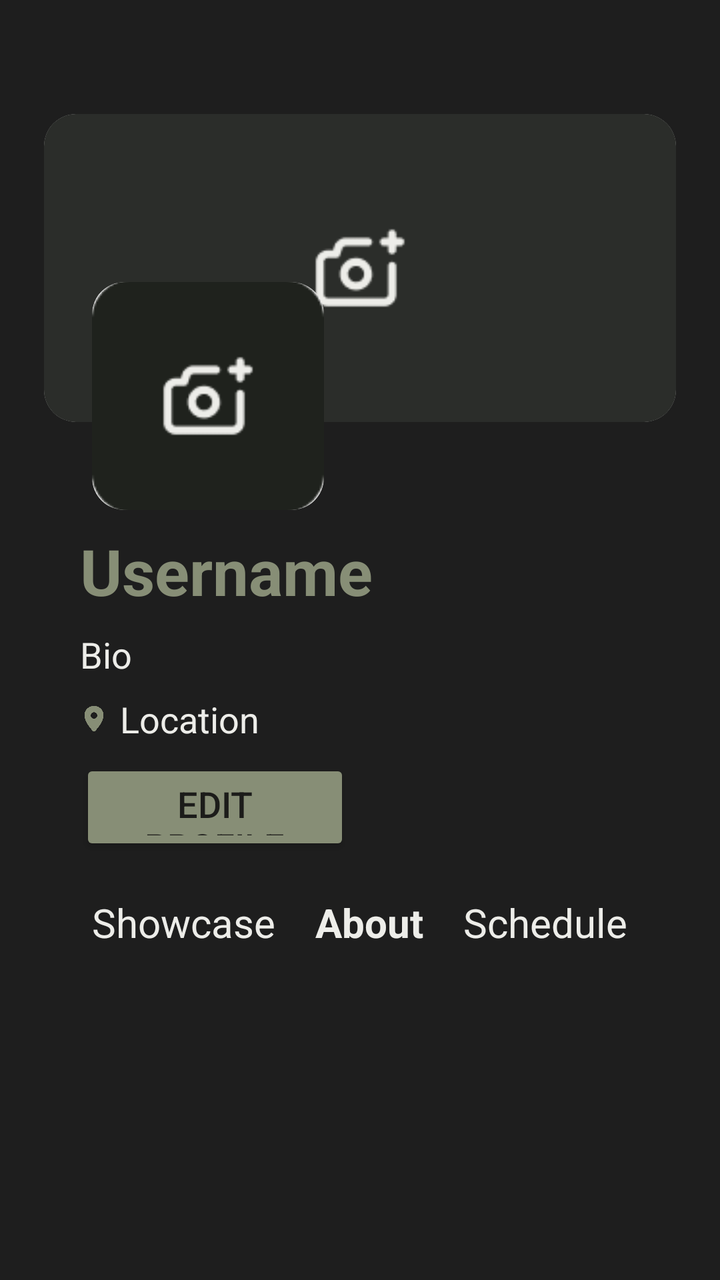
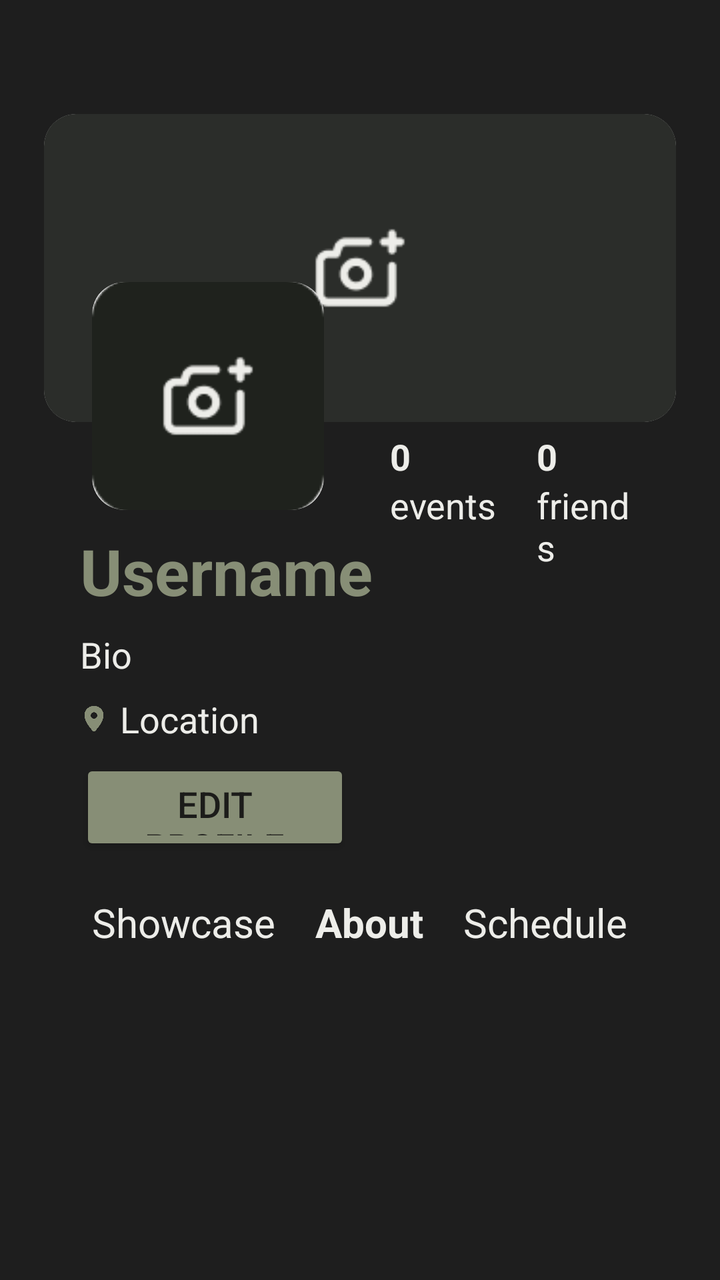

An Android layout rendered at two revisions. The XML below is the earlier revision; the diff shows what the commit changed to produce the second picture.
<!-- AndroidManifest.xml: application theme Theme.TheGreenRoom -->
<!-- res/layout/fragment_profile.xml -->
<?xml version="1.0" encoding="utf-8"?>
<FrameLayout xmlns:android="http://schemas.android.com/apk/res/android"
    xmlns:tools="http://schemas.android.com/tools"
    android:layout_width="match_parent"
    android:layout_height="match_parent"
    xmlns:app="http://schemas.android.com/apk/res-auto"
    android:background="#1e1e1e"
    android:paddingTop="54dp"
    android:paddingHorizontal="20dp">

    <LinearLayout
        android:layout_width="match_parent"
        android:layout_height="wrap_content"
        android:orientation="vertical">

        
        <androidx.cardview.widget.CardView
            android:layout_width="match_parent"
            android:layout_height="160sp"
            app:cardCornerRadius="16dp"
            app:cardElevation="0dp"
            app:cardPreventCornerOverlap="false"
            app:cardUseCompatPadding="true">

            <ImageView
                android:id="@+id/headerPhoto"
                android:layout_width="match_parent"
                android:layout_height="match_parent"
                android:scaleType="centerCrop"
                android:src="@drawable/header_placeholder"
                android:contentDescription="@string/edit_header_photo" />
        </androidx.cardview.widget.CardView>

        <TextView
            android:id="@+id/username"
            android:layout_marginHorizontal="20dp"
            android:layout_marginTop="50dp"
            android:layout_width="wrap_content"
            android:layout_height="wrap_content"
            android:text="@string/username"
            android:textSize="32dp"
            android:textColor="#878E76"
            android:textStyle="bold"/>

        <TextView
            android:id="@+id/bio"
            android:layout_marginHorizontal="20dp"
            android:layout_marginTop="8dp"
            android:layout_width="wrap_content"
            android:layout_height="wrap_content"
            android:text="@string/bio"
            android:textSize="18dp"
            android:textColor="#EDEDE9" />

        <LinearLayout
            android:layout_marginHorizontal="20dp"
            android:layout_marginTop="8dp"
            android:layout_width="wrap_content"
            android:layout_height="wrap_content"
            android:orientation="horizontal"
            android:gravity="center_vertical">

            <ImageView
                android:id="@+id/locationIcon"
                android:layout_width="14dp"
                android:layout_height="16dp"
                android:scaleType="centerCrop"
                android:src="@drawable/location"
                android:contentDescription="location icon" />

            <TextView
                android:id="@+id/location"
                android:layout_marginStart="6dp"
                android:layout_width="wrap_content"
                android:layout_height="wrap_content"
                android:text="@string/location"
                android:textSize="18dp"
                android:textColor="#EDEDE9" />
        </LinearLayout>

        <Button
            android:id="@+id/btn_edit_profile"
            android:layout_marginTop="8dp"
            android:layout_width="135dp"
            android:layout_height="48dp"
            android:paddingHorizontal="16dp"
            android:layout_marginHorizontal="20dp"
            android:backgroundTint="#878E76"
            android:text="Edit profile"
            android:textColor="#1C1C1A"
            android:textSize="18sp" />


        
        <LinearLayout
            android:layout_width="match_parent"
            android:layout_height="wrap_content"
            android:orientation="vertical">
            <LinearLayout
                android:layout_width="wrap_content"
                android:layout_height="wrap_content"
                android:layout_gravity="center_horizontal"
                android:layout_marginVertical="20dp">

                <TextView
                    android:id="@+id/showcase"
                    android:layout_marginHorizontal="10dp"
                    android:layout_width="wrap_content"
                    android:layout_height="wrap_content"
                    android:text="@string/showcase"
                    android:textSize="20sp"
                    android:textColor="#EDEDE9"
                    android:clickable="true"
                    android:focusable="true"/>

                <TextView
                    android:id="@+id/about"
                    android:layout_marginHorizontal="10dp"
                    android:layout_width="wrap_content"
                    android:layout_height="wrap_content"
                    android:text="@string/about"
                    android:textSize="20sp"
                    android:textColor="#EDEDE9"
                    android:clickable="true"
                    android:focusable="true"
                    android:textStyle="bold"/>

                <TextView
                    android:id="@+id/schedule"
                    android:layout_marginHorizontal="10dp"
                    android:layout_width="wrap_content"
                    android:layout_height="wrap_content"
                    android:text="@string/schedule"
                    android:textSize="20sp"
                    android:textColor="#EDEDE9"
                    android:clickable="true"
                    android:focusable="true" />
            </LinearLayout>

            <ScrollView
                android:id="@+id/profileSectionView"
                android:layout_width="match_parent"
                android:layout_height="match_parent">

                <LinearLayout
                    android:id="@+id/profile_section_container"
                    android:layout_width="match_parent"
                    android:layout_height="wrap_content"
                    android:orientation="vertical"
                    android:paddingBottom="16dp" />
            </ScrollView>

        </LinearLayout>

    </LinearLayout>

    
    <androidx.cardview.widget.CardView
        android:layout_width="120sp"
        android:layout_height="120sp"
        android:layout_marginStart="24dp"
        android:layout_marginTop="84dp"
        app:cardCornerRadius="16dp"
        app:cardElevation="0dp"
        app:cardPreventCornerOverlap="false"
        app:cardUseCompatPadding="true">

        <ImageView
            android:id="@+id/profilePicture"
            android:layout_width="match_parent"
            android:layout_height="match_parent"
            android:scaleType="centerCrop"
            android:src="@drawable/profile_placeholder"
            android:contentDescription="@string/edit_profile_picture" />
    </androidx.cardview.widget.CardView>

</FrameLayout>
<!-- resources referenced by this layout -->
<resources>
  <!-- drawable header_placeholder: png bitmap (drawable, 2111 bytes) -->
  <!-- drawable location: png bitmap (drawable, 23178 bytes) -->
  <!-- drawable profile_placeholder: png bitmap (drawable, 2025 bytes) -->
  <string name="about">About</string>
  <string name="bio">Bio</string>
  <string name="edit_header_photo">edit header photo</string>
  <string name="edit_profile_picture">edit profile picture</string>
  <string name="location">Location</string>
  <string name="schedule">Schedule</string>
  <string name="showcase">Showcase</string>
  <string name="username">Username</string>
  <style name="Theme.TheGreenRoom" parent="Base.Theme.TheGreenRoom" />
  <style name="Base.Theme.TheGreenRoom" parent="Theme.Material3.DayNight.NoActionBar">
          
          
      </style>
</resources>

<!-- the commit's change to res/layout/fragment_profile.xml (unified diff, before → after) -->
@@ -174,4 +174,77 @@
             android:contentDescription="@string/edit_profile_picture" />
     </androidx.cardview.widget.CardView>
 
+    
+    <LinearLayout
+        android:layout_width="wrap_content"
+        android:layout_height="wrap_content"
+        android:layout_marginStart="175dp"
+        android:layout_marginTop="154dp">
+
+        <LinearLayout
+            android:layout_width="wrap_content"
+            android:layout_height="wrap_content"
+            android:orientation="vertical"
+            android:layout_marginEnd="20dp">
+            <TextView
+                android:id="@+id/events_num"
+                android:layout_marginTop="8dp"
+                android:layout_width="wrap_content"
+                android:layout_height="wrap_content"
+                android:text="0"
+                android:textSize="18dp"
+                android:textColor="#EDEDE9"
+                android:textStyle="bold"/>
+            <TextView
+                android:layout_width="wrap_content"
+                android:layout_height="wrap_content"
+                android:text="events"
+                android:textSize="18dp"
+                android:textColor="#EDEDE9" />
+        </LinearLayout>
+
+        <LinearLayout
+            android:layout_width="wrap_content"
+            android:layout_height="wrap_content"
+            android:orientation="vertical"
+            android:layout_marginEnd="20dp">
+            <TextView
+                android:id="@+id/friends_num"
+                android:layout_marginTop="8dp"
+                android:layout_width="wrap_content"
+                android:layout_height="wrap_content"
+                android:text="0"
+                android:textSize="18dp"
+                android:textColor="#EDEDE9"
+                android:textStyle="bold" />
+            <TextView
+                android:layout_width="wrap_content"
+                android:layout_height="wrap_content"
+                android:text="friends"
+                android:textSize="18dp"
+                android:textColor="#EDEDE9" />
+        </LinearLayout>
+
+        <LinearLayout
+            android:layout_width="wrap_content"
+            android:layout_height="wrap_content"
+            android:orientation="vertical">
+            <TextView
+                android:id="@+id/rating_num"
+                android:layout_marginTop="8dp"
+                android:layout_width="wrap_content"
+                android:layout_height="wrap_content"
+                android:text="0"
+                android:textSize="18dp"
+                android:textColor="#EDEDE9"
+                android:textStyle="bold" />
+            <TextView
+                android:layout_width="wrap_content"
+                android:layout_height="wrap_content"
+                android:text="rating"
+                android:textSize="18dp"
+                android:textColor="#EDEDE9" />
+        </LinearLayout>
+    </LinearLayout>
+
 </FrameLayout>
